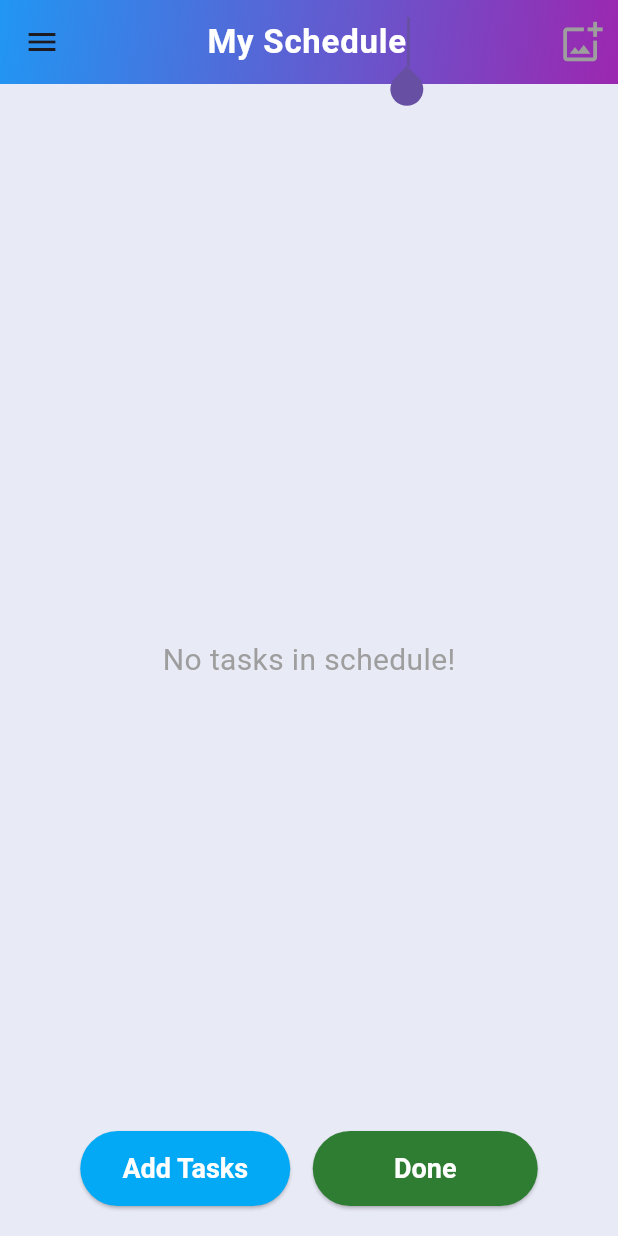
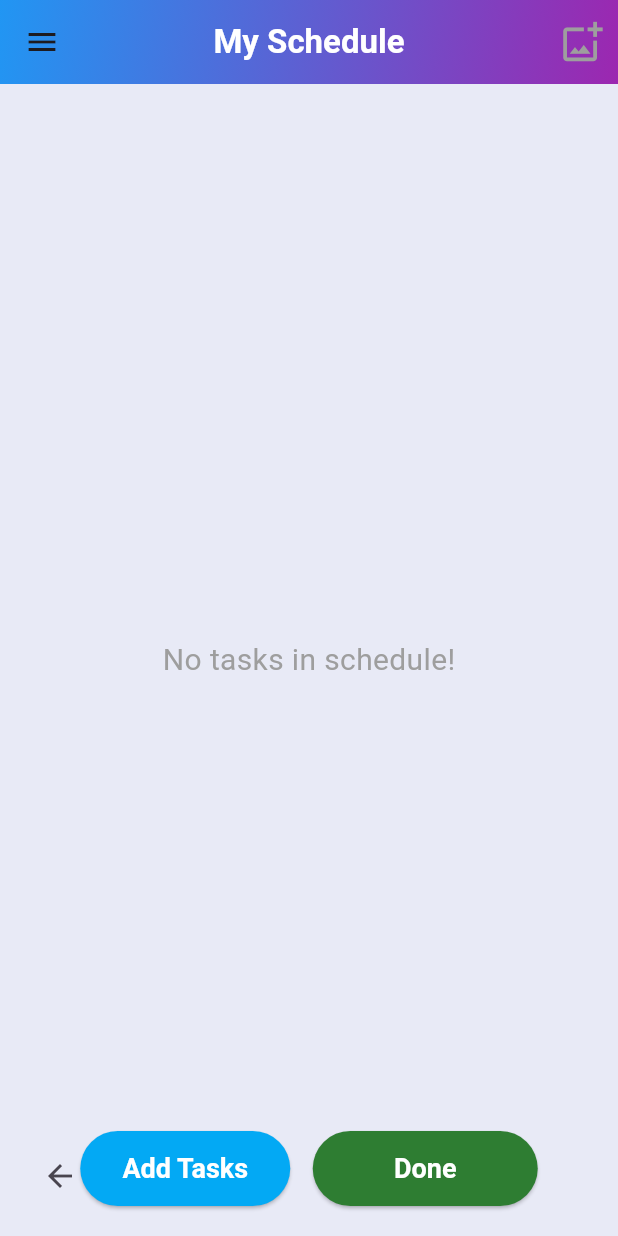
Before and after one commit to SukanyaDas2021/schedule_builder, a Flutter app: the screen it shows after launch, after a tap on "My Schedule", on a phone screen of 412 x 824 dp. Run offline on Flutter 3.47's test engine with Material 3 defaults, Android fonts, the phone set to English and light mode, and no system bars; our stand-ins replace image_picker, sqflite; accounts and stored records are empty; Roboto replaces fonts that are missing (range).

Commit message:
added multiple schedule logic

```diff
--- a/lib/database_helper.dart
+++ b/lib/database_helper.dart
@@ -1,7 +1,7 @@
 import 'package:schedule_builder/task.dart';
+import 'package:schedule_builder/schedulemodel.dart';
 import 'package:sqflite/sqflite.dart';
 import 'package:path/path.dart';
-import 'package:flutter/material.dart';
 import 'dart:async';
 
 class DatabaseHelper {
@@ -20,57 +20,65 @@
   }
 
   Future<Database> initializeDatabase() async {
-    String path = join(await getDatabasesPath(), 'schedule.db');
+    String path = join(await getDatabasesPath(), 'schedules.db');
     return await openDatabase(
       path,
-      version: 1,
+      version: 2,
       onCreate: (db, version) {
         db.execute(
-          "CREATE TABLE tasks(image TEXT, text TEXT, isDone INTEGER, isHighlighted INTEGER, showCancelIcon INTEGER, showCancelText INTEGER)",
+          "CREATE TABLE schedules(id INTEGER PRIMARY KEY AUTOINCREMENT, name TEXT)",
         );
         db.execute(
-          "CREATE TABLE appBar(imagePath TEXT, title TEXT)",
+          "CREATE TABLE tasks(image TEXT, text TEXT, isDone INTEGER, isHighlighted INTEGER, showCancelIcon INTEGER, showCancelText INTEGER, scheduleId INTEGER, FOREIGN KEY(scheduleId) REFERENCES schedules(id) ON DELETE CASCADE)",
         );
-        db.insert('appBar', {'imagePath': '', 'title': 'My Schedule'});
+        db.execute(
+          "CREATE TABLE appBar(imagePath TEXT, title TEXT, scheduleId INTEGER, FOREIGN KEY(scheduleId) REFERENCES schedules(id) ON DELETE CASCADE)",
+        );
+        db.insert('schedules', {'name': 'My Schedule'});
+        db.insert('appBar', {'imagePath': '', 'title': 'My Schedule', 'scheduleId': 1});
+      },
+      onOpen: (db) {
+        print("Database opened");
       },
     );
   }
 
-  Future<void> insertTask(Task task) async {
+  Future<void> insertTask(Task task, int scheduleId) async {
     final db = await database;
     await db.insert(
       'tasks',
-      task.toMap(),
+      {...task.toMap(), 'scheduleId': scheduleId},
       conflictAlgorithm: ConflictAlgorithm.replace,
     );
   }
 
-  Future<List<Task>> getTasks() async {
+  Future<List<Task>> getTasks(int scheduleId) async {
     final db = await database;
-    final List<Map<String, dynamic>> maps = await db.query('tasks');
+    final List<Map<String, dynamic>> maps = await db.query('tasks', where: 'scheduleId = ?', whereArgs: [scheduleId]);
     return List.generate(maps.length, (i) {
       return Task.fromMap(maps[i]);
     });
   }
 
-  Future<void> updateTask(Task task) async {
+  Future<void> updateTask(Task task, int scheduleId) async {
     final db = await database;
     await db.update(
       'tasks',
-      task.toMap(),
+      //task.toMap(),
+      {...task.toMap(), 'scheduleId': scheduleId},
       where: 'text = ?',
       whereArgs: [task.text],
     );
   }
 
-  Future<void> deleteAllTasks() async {
+  Future<void> deleteAllTasks(int scheduleId) async {
     final db = await database;
-    await db.delete('tasks');
+    await db.delete('tasks', where: 'scheduleId = ?', whereArgs: [scheduleId]);
   }
 
-  Future<Map<String, String>> getAppBarData() async {
+  Future<Map<String, String>> getAppBarData(int scheduleId) async {
     final db = await database;
-    final List<Map<String, dynamic>> result = await db.query('appBar');
+    final List<Map<String, dynamic>> result = await db.query('appBar', where: 'scheduleId = ?', whereArgs: [scheduleId]);
     if (result.isNotEmpty) {
       return {
         'imagePath': result[0]['imagePath'] ?? '',
@@ -80,12 +88,33 @@
     return {'imagePath': '', 'title': 'My Schedule'};
   }
 
-  Future<void> updateAppBarData(String imagePath, String title) async {
+  Future<void> updateAppBarData(String imagePath, String title, int scheduleId) async {
     final db = await database;
     await db.update(
       'appBar',
-      {'imagePath': imagePath, 'title': title},
+      {'imagePath': imagePath, 'title': title}, where: 'scheduleId = ?', whereArgs: [scheduleId]
     );
   }
 
+  Future<int> createSchedule(String name) async {
+    final db = await database;
+    print('creating new schedule $name');
+    return await db.insert('schedules', {'name': name}, conflictAlgorithm: ConflictAlgorithm.replace,);
+  }
+
+  Future<List<ScheduleModel>> getSchedules() async {
+    final db = await database;
+    final List<Map<String, dynamic>> maps = await db.query('schedules');
+    return List.generate(maps.length, (i) {
+      return ScheduleModel.fromMap(
+        maps[i]);
+    });
+  }
+
+  Future<void> deleteSchedule(int id) async {
+    final db = await database;
+    await db.delete('schedules', where: 'id = ?', whereArgs: [id]);
+  }
+
+
 }
--- a/lib/main.dart
+++ b/lib/main.dart
@@ -1,5 +1,5 @@
 import 'package:flutter/material.dart';
-import 'package:schedule_builder/schedule.dart';
+import 'package:schedule_builder/schedulescreen.dart';
 
 void main() {
   runApp(MyApp());
@@ -9,7 +9,8 @@
   @override
   Widget build(BuildContext context) {
     return MaterialApp(
-      home: Schedule(),
+      //home: Schedule(),
+      home: SchedulesScreen(),
       debugShowCheckedModeBanner: false,
     );
   }
--- a/lib/schedule.dart
+++ b/lib/schedule.dart
@@ -4,12 +4,15 @@
 import 'package:schedule_builder/task.dart';
 import 'package:schedule_builder/database_helper.dart';
 import 'package:image_picker/image_picker.dart';
-import 'package:audioplayers/audioplayers.dart';
-import 'package:permission_handler/permission_handler.dart';
-import 'package:flutter_sound/flutter_sound.dart';
+import 'package:schedule_builder/schedulemodel.dart';
+import 'package:schedule_builder/schedulescreen.dart';
 import 'dart:io';
 
 class Schedule extends StatefulWidget {
+  final ScheduleModel schedule;
+
+  Schedule({required this.schedule});
+
   @override
   _ScheduleState createState() => _ScheduleState();
 }
@@ -22,10 +25,6 @@
   bool _checkboxClickable = false;
   bool _showTaskInput = false;
   bool _editOngoingSchedule = false;
-  bool _isRecording = false;
-  String? _recordedFilePath;
-  FlutterSoundRecorder _soundRecorder = FlutterSoundRecorder();
-  AudioPlayer _audioPlayer = AudioPlayer();
 
   final _taskController = TextEditingController();
 
@@ -56,8 +55,8 @@
   }
 
   Future<void> _loadTasks() async {
-    final loadedTasks = await _databaseHelper.getTasks();
-    final appBarData = await _databaseHelper.getAppBarData();
+    final loadedTasks = await _databaseHelper.getTasks(widget.schedule.id);
+    final appBarData = await _databaseHelper.getAppBarData(widget.schedule.id);
     setState(() {
       tasks = loadedTasks;
       _appBarImagePath = appBarData['imagePath']!;
@@ -109,7 +108,7 @@
         }
         //_pickImage();
       });
-      _databaseHelper.insertTask(newTask);
+      _databaseHelper.insertTask(newTask, widget.schedule.id);
     }
     else { print("Task text cannot be empty or blank."); }
   }
@@ -166,16 +165,16 @@
     setState(() {
       tasks[index].image = newImage;
     });
-    _databaseHelper.updateTask(tasks[index]);
+    _databaseHelper.updateTask(tasks[index], widget.schedule.id);
   }
 
   void onDeleteTask(int index) {
     setState(() {
       tasks.removeAt(index);
     });
-    _databaseHelper.deleteAllTasks(); // Clear all tasks and reinsert remaining ones
+    _databaseHelper.deleteAllTasks(widget.schedule.id); // Clear all tasks and reinsert remaining ones
     for (var task in tasks) {
-      _databaseHelper.insertTask(task);
+      _databaseHelper.insertTask(task, widget.schedule.id);
     }
   }
 
@@ -183,7 +182,7 @@
     setState(() {
       tasks[index].text = newText;
     });
-    _databaseHelper.updateTask(tasks[index]);
+    _databaseHelper.updateTask(tasks[index], widget.schedule.id);
   }
 
   void _restartSchedule() {
@@ -201,9 +200,9 @@
       //  tasks[0].isHighlighted = true;
       //}
     });
-    _databaseHelper.deleteAllTasks();
+    _databaseHelper.deleteAllTasks(widget.schedule.id);
     for (var task in tasks) {
-      _databaseHelper.insertTask(task);
+      _databaseHelper.insertTask(task, widget.schedule.id);
     }
   }
 
@@ -229,7 +228,7 @@
                   _addingTasks = true;
                   _checkboxClickable = false;
                 });
-                _databaseHelper.deleteAllTasks();
+                _databaseHelper.deleteAllTasks(widget.schedule.id);
                 Navigator.pop(context); // Close the dialog
               },
               child: const Text("Clear"),
@@ -247,7 +246,7 @@
       setState(() {
         _appBarImagePath = pickedFile.path;
       });
-      _databaseHelper.updateAppBarData(_appBarImagePath, _titleController.text);
+      _databaseHelper.updateAppBarData(_appBarImagePath, _titleController.text, widget.schedule.id);
     }
   }
 
@@ -617,6 +616,16 @@
                 child: const Text('Submit'),
               ),
             ),
+          Positioned(
+            bottom: 16.0,
+            left: 16.0,
+            child: IconButton(
+              icon: Icon(Icons.arrow_back),
+              onPressed: () {
+                Navigator.pop(context);
+              },
+            ),
+          ),
         ],
       ),
     );
@@ -627,7 +636,7 @@
       _titleController.text = newTitle;
       _isEditingTitle = false;
     });
-    _databaseHelper.updateAppBarData(_appBarImagePath, newTitle);
+    _databaseHelper.updateAppBarData(_appBarImagePath, newTitle, widget.schedule.id);
   }
 
   AppBar _buildAppBar() {
@@ -642,7 +651,8 @@
         ),
       ),
       centerTitle: true,
-      leading: IconButton(
+      leading:
+      IconButton(
         icon: Icon(Icons.menu),
         onPressed: () {
           if (!_addingTasks) {
--- /dev/null
+++ b/lib/schedulemodel.dart
@@ -0,0 +1,20 @@
+class ScheduleModel {
+  final int id;
+  final String name;
+
+  ScheduleModel({required this.id, required this.name});
+
+  factory ScheduleModel.fromMap(Map<String, dynamic> map) {
+    return ScheduleModel(
+      id: map['id'],
+      name: map['name'],
+    );
+  }
+
+  Map<String, dynamic> toMap() {
+    return {
+      'id': id,
+      'name': name,
+    };
+  }
+}
--- /dev/null
+++ b/lib/schedulescreen.dart
@@ -0,0 +1,107 @@
+import 'dart:io';
+import 'package:flutter/cupertino.dart';
+import 'package:flutter/material.dart';
+import 'package:flutter/widgets.dart';
+import 'package:schedule_builder/database_helper.dart';
+import 'package:schedule_builder/schedulemodel.dart';
+import 'package:schedule_builder/schedule.dart';
+
+class SchedulesScreen extends StatefulWidget {
+  @override
+  State<SchedulesScreen> createState() => _SchedulesScreenState();
+}
+
+class _SchedulesScreenState extends State<SchedulesScreen> {
+  final DatabaseHelper _databaseHelper = DatabaseHelper();
+  late Future<List<ScheduleModel>> _schedules;
+
+  @override
+  void initState() {
+    super.initState();
+    _loadSchedules();
+  }
+
+  void _loadSchedules() {
+    print ('loading schedule now...');
+    setState(() {
+      _schedules = _databaseHelper.getSchedules();
+    });
+    _schedules.then((schedules) {
+      print('Loaded schedules: $schedules'); // Debug log
+    });
+  }
+
+  @override
+  Widget build(BuildContext context) {
+    return Scaffold(
+      appBar: AppBar(title: Text("Schedules")),
+      body: FutureBuilder<List<ScheduleModel>>(
+        future: _schedules,
+        builder: (context, snapshot) {
+          if (snapshot.connectionState == ConnectionState.waiting) {
+            return Center(child: CircularProgressIndicator());
+          } else if (!snapshot.hasData || snapshot.data!.isEmpty) {
+            return Center(child: Text('No Schedules found!'));
+          } else if (snapshot.hasError) {
+            return Center(child: Text('Error: ${snapshot.error}'));
+          }
+          else {
+            final schedules = snapshot.data!;
+            return ListView.builder(
+              itemCount: schedules.length,
+              itemBuilder: (context, index) {
+                return ListTile(
+                  title: Text(schedules[index].name),
+                  onTap: () async {
+                    await Navigator.push(
+                      context,
+                      MaterialPageRoute(
+                        builder: (context) => Schedule(schedule: schedules[index]),
+                      ),
+                    );
+                    _loadSchedules();
+                  },
+                  trailing: IconButton(
+                    icon: Icon(Icons.delete),
+                    onPressed: () async {
+                      await _databaseHelper.deleteSchedule(schedules[index].id);
+                      _loadSchedules();
+                    },
+                  ),
+                );
+              },
+            );
+          }
+        },
+      ),
+      floatingActionButton: FloatingActionButton(
+        onPressed: () {
+          showDialog(
+            context: context,
+            builder: (context) {
+              final TextEditingController _controller = TextEditingController();
+              return AlertDialog(
+                title: Text("Create Schedule"),
+                content: TextField(
+                  controller: _controller,
+                  decoration: InputDecoration(hintText: "Schedule Name"),
+                ),
+                actions: [
+                  TextButton(
+                    onPressed: () async {
+                      await _databaseHelper.createSchedule(_controller.text);
+                      Navigator.pop(context);
+                      _loadSchedules();
+                    },
+                    child: Text("Create"),
+                  ),
+                ],
+              );
+            },
+          );
+        },
+        child: Icon(Icons.add),
+      ),
+    );
+  }
+}
--- a/lib/taskitem.dart
+++ b/lib/taskitem.dart
@@ -17,7 +17,6 @@
   final bool isEditable;
   final bool showCancelIcon;
   final bool showCancelText;
-
   final VoidCallback? onCancel;
 
   TaskItem({
@@ -32,7 +31,6 @@
     required this.isEditable,
     required this.showCancelIcon,
     required this.showCancelText,
-
     this.onCancel,
   });
 
--- a/pubspec.yaml
+++ b/pubspec.yaml
@@ -20,7 +20,6 @@
   provider: ^6.1.2
   sqflite: ^2.3.3+1
   path: any
-  audioplayers: ^6.0.0
   flutter_sound: ^9.4.12
   permission_handler: ^11.3.1
 
```
Also changed, not shown: pubspec.lock, 6 other files.
